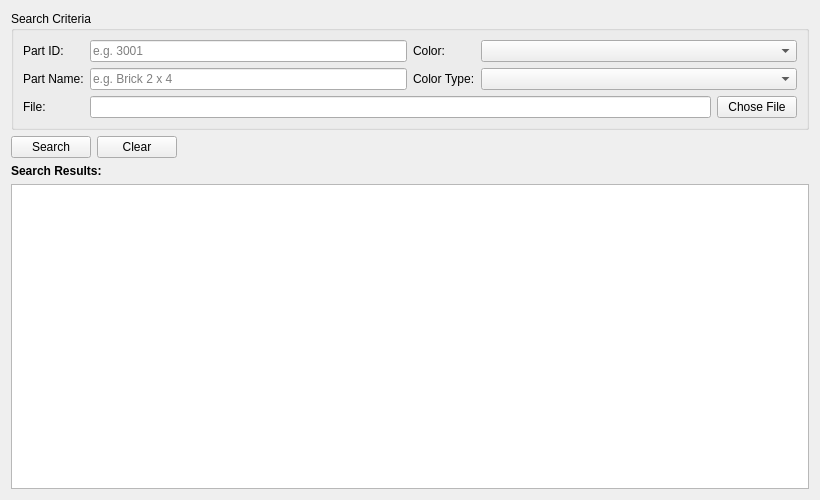
The window that ui/searchManualWidget.ui (Syadon/BrickCollectionManager) describes before a commit, drawn with Qt 5.
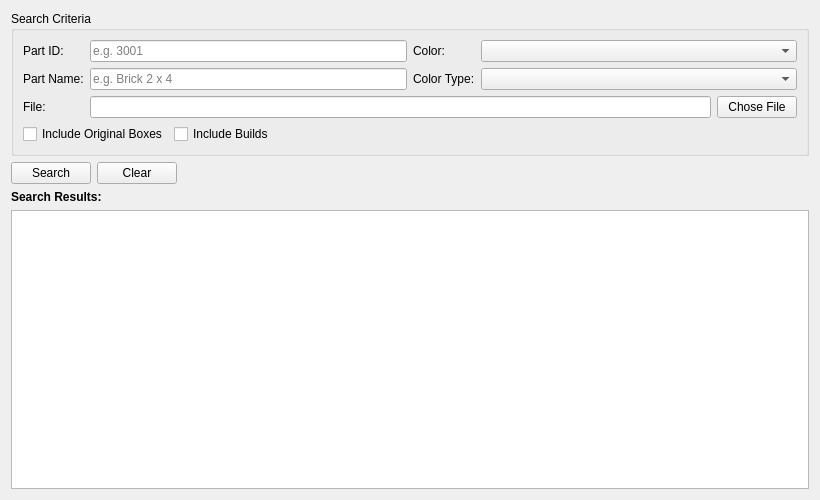
The same window after the commit. Custom widgets are drawn as their Qt base class.

Commit message: Added 2 new types of containers, Original Box, Build.

Diff of the .ui file:
```diff
--- a/ui/searchManualWidget.ui
+++ b/ui/searchManualWidget.ui
@@ -106,6 +106,37 @@
             </item>
            </layout>
           </item>
+          <item row="3" column="0" colspan="4">
+           <layout class="QHBoxLayout" name="includeLayout">
+            <item>
+             <widget class="QCheckBox" name="includeOriginalBoxCheck">
+              <property name="text">
+               <string>Include Original Boxes</string>
+              </property>
+             </widget>
+            </item>
+            <item>
+             <widget class="QCheckBox" name="includeBuildCheck">
+              <property name="text">
+               <string>Include Builds</string>
+              </property>
+             </widget>
+            </item>
+            <item>
+             <spacer name="includeSpacer">
+              <property name="orientation">
+               <enum>Qt::Orientation::Horizontal</enum>
+              </property>
+              <property name="sizeHint" stdset="0">
+               <size>
+                <width>40</width>
+                <height>20</height>
+               </size>
+              </property>
+             </spacer>
+            </item>
+           </layout>
+          </item>
          </layout>
         </item>
        </layout>
```
The commit also changes 13 other files.
